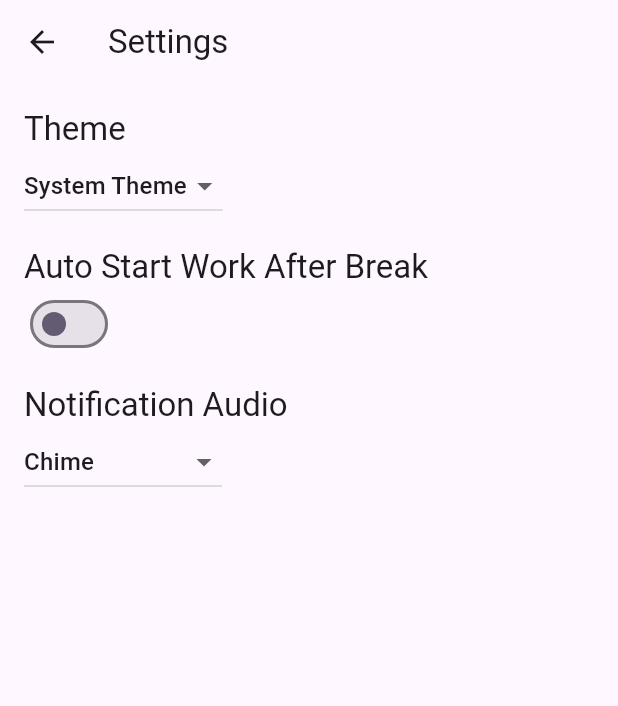
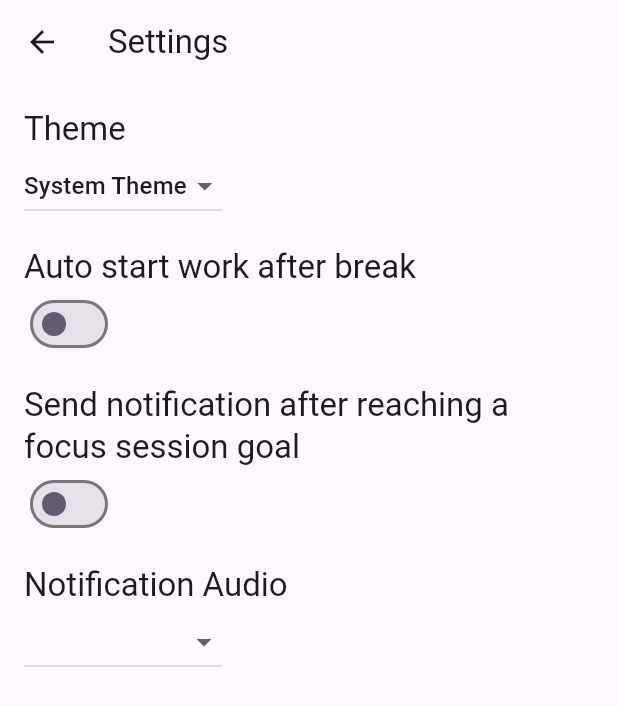
Before and after one commit to malachibazar/Astro-Flow, a Flutter app: the screen it shows after launch, after a tap on the "settings" icon, on a phone screen of 412 x 824 dp. Shown: the top 706 px of the screen. Run offline on Flutter 3.47's test engine with Material 2 defaults, Android fonts, the light colour scheme and no system bars; our stand-ins replace flutter_local_notifications, shared_preferences; generated files the repository leaves out were written again.

Commit message:
Working on notifications for each interval passed

```diff
--- a/lib/controllers/settings_controller.dart
+++ b/lib/controllers/settings_controller.dart
@@ -25,6 +25,10 @@ class SettingsController with ChangeNotifier {
   // also persisting the changes with the SettingsService.
   late String _notificationAudio;
 
+  // Make notificationAfterFocusGoal a private variable so it is not updated directly without
+  // also persisting the changes with the SettingsService.
+  late bool _notificationAfterFocusGoal;
+
   // Allow Widgets to read the user's preferred ThemeMode.
   ThemeMode get themeMode => _themeMode;
 
@@ -34,6 +38,9 @@ class SettingsController with ChangeNotifier {
   // Allow Widgets to read the user's preferred notificationAudio.
   String get notificationAudio => _notificationAudio;
 
+  // Allow Widgets to read the user's preferred notification after focus goal.
+  bool get notificationAfterFocusGoal => _notificationAfterFocusGoal;
+
   /// Load the user's settings from the SettingsService. It may load from a
   /// local database or the internet. The controller only knows it can load the
   /// settings from the service.
@@ -41,6 +48,8 @@ class SettingsController with ChangeNotifier {
     _themeMode = await _settingsService.themeMode();
     _autoStartFocus = await _settingsService.autoStartFocus();
     _notificationAudio = await _settingsService.notificationAudio();
+    _notificationAfterFocusGoal =
+        await _settingsService.notificationAfterFocusGoal();
 
     // Important! Inform listeners a change has occurred.
     notifyListeners();
@@ -99,4 +108,24 @@ class SettingsController with ChangeNotifier {
     // SettingService.
     await _settingsService.updateNotificationAudio(newNotificationAudio);
   }
+
+  /// Update and persist the notificationAfterFocusGoal based on the user's selection.
+  Future<void> updateNotificationAfterFocusGoal(
+      bool? newNotificationAfterFocusGoal) async {
+    if (newNotificationAfterFocusGoal == null) return;
+
+    // Do not perform any work if new and old notificationAfterFocusGoal are identical
+    if (newNotificationAfterFocusGoal == _notificationAfterFocusGoal) return;
+
+    // Otherwise, store the new notificationAfterFocusGoal in memory
+    _notificationAfterFocusGoal = newNotificationAfterFocusGoal;
+
+    // Important! Inform listeners a change has occurred.
+    notifyListeners();
+
+    // Persist the changes to a local database or the internet using the
+    // SettingService.
+    await _settingsService
+        .updateNotificationAfterFocusGoal(newNotificationAfterFocusGoal);
+  }
 }
--- a/lib/models/settings_model.dart
+++ b/lib/models/settings_model.dart
@@ -1,7 +1,7 @@
 // an object to represent the relation between notifcation description and its
 // corresponding audio file
 const Map<String, String> notificationAudioMap = {
-  'Chime': 'chime.wav',
+  // 'Chime': 'chime.wav',
   'Bus Horn': 'bus-horn-409.wav',
   'UwU': 'asmr-giggling-cute-girl-variation.wav',
   'Bingdingling': 'ill-make-it-possible-notification.wav',
--- a/lib/screens/settings_view.dart
+++ b/lib/screens/settings_view.dart
@@ -71,7 +71,7 @@ class _SettingsViewState extends State<SettingsView> {
             ),
             const SizedBox(height: 16.0),
             Text(
-              'Auto Start Work After Break',
+              'Auto start work after break',
               style: Theme.of(context).textTheme.headline6,
             ),
             Switch(
@@ -79,6 +79,18 @@ class _SettingsViewState extends State<SettingsView> {
               value: widget.controller.autoStartFocus,
               // Call the updateAutoStartFocus method any time the user toggles the switch.
               onChanged: widget.controller.updateAutoStartFocus,
+              inactiveThumbColor: Theme.of(context).colorScheme.secondary,
+            ),
+            const SizedBox(height: 16.0),
+            Text(
+              'Send notification after reaching a focus session goal',
+              style: Theme.of(context).textTheme.headline6,
+            ),
+            Switch(
+              // Read the autoStartFocus value from the controller
+              value: widget.controller.notificationAfterFocusGoal,
+              // Call the updateAutoStartFocus method any time the user toggles the switch.
+              onChanged: widget.controller.updateNotificationAfterFocusGoal,
               inactiveThumbColor: Theme.of(context).colorScheme.secondary,
             ),
             const SizedBox(height: 16.0),
--- a/lib/screens/timer_view.dart
+++ b/lib/screens/timer_view.dart
@@ -81,23 +81,31 @@ class _StopwatchControlState extends State<StopwatchControl> {
   late Timer _timer;
 
   // The intervals and their corresponding break durations.
-  final Map<int, Map<String, int?>> _intervals = {
-    1: {
-      'focus': 25 * 60 * 1000, // Focus for 25 minutes
-      'break': 5 * 60 * 1000, // Take a 5 minute break
-    },
-    2: {
-      'focus': 50 * 60 * 1000, // Focus for 50 minutes
-      'break': 8 * 60 * 1000, // Take an 8 minute break
-    },
-    3: {
-      'focus': 90 * 60 * 1000, // Focus for 90 minutes
-      'break': 10 * 60 * 1000, // Take a 10 minute break
-    },
-    4: {
-      'focus': null, // Anything longer than 90 minutes
-      'break': 15 * 60 * 1000, // Take a 15 minute break
-    },
+  final Map<int, IntervalModel> _intervals = {
+    1: IntervalModel(
+      // Focus for 25 minutes
+      focusTime: 25 * 60 * 1000,
+      // Take a 5 minute break
+      breakTime: 5 * 60 * 1000,
+    ),
+    2: IntervalModel(
+      // Focus for 50 minutes
+      focusTime: 50 * 60 * 1000,
+      // Take an 8 minute break
+      breakTime: 8 * 60 * 1000,
+    ),
+    3: IntervalModel(
+      // Focus for 90 minutes
+      focusTime: 90 * 60 * 1000,
+      // Take a 10 minute break
+      breakTime: 10 * 60 * 1000,
+    ),
+    4: IntervalModel(
+      // Anything longer than 90 minutes
+      focusTime: null,
+      // Take a 15 minute break
+      breakTime: 15 * 60 * 1000,
+    ),
   };
 
   @override
@@ -106,16 +114,20 @@ class _StopwatchControlState extends State<StopwatchControl> {
     notificationService.initialize();
     super.initState();
     _stopwatch = Stopwatch();
-    // re-render every 30ms
-    _timer = Timer.periodic(const Duration(milliseconds: 30), (timer) {
+    // re-render every 500ms
+    _timer = Timer.periodic(const Duration(milliseconds: 500), (timer) {
       setState(() {
-        // If the stopwatch is on break, decrease the break time by 30ms.
+        // If the stopwatch is on break, decrease the break time by 500ms.
         // Also, the break time should never be less than 0.
         if (timerModel.onBreak) {
           // If the break time is 0, send a notification.
           if (timerModel.timeRemaining == 0 &&
               !timerModel.breakFinishedNotificationSent) {
             timerModel.breakFinishedNotificationSent = true;
+            // Reset the notification sent flag.
+            for (final interval in _intervals.keys) {
+              _intervals[interval]!.triggeredNotification = false;
+            }
             notificationService.showNotification(
               id: 0,
               title: 'Astro Flow',
@@ -134,9 +146,9 @@ class _StopwatchControlState extends State<StopwatchControl> {
             }
           }
           timerModel.timeRemaining =
-              (timerModel.timeRemaining - 30).clamp(0, timerModel.breakTime);
+              (timerModel.timeRemaining - 500).clamp(0, timerModel.breakTime);
         } else if (!timerModel.onBreak && _stopwatch.isRunning) {
-          // If the stopwatch is not on break, increase the work time by 30ms.
+          // If the stopwatch is not on break, increase the work time
           timerModel.workTime = _stopwatch.elapsedMilliseconds;
           timerModel.breakTime = calculateBreakTime(timerModel.workTime);
         }
@@ -164,14 +176,14 @@ class _StopwatchControlState extends State<StopwatchControl> {
     var minutes = milliseconds ~/ 60000;
 
     // This needs to return milliseconds.
-    if (minutes < _intervals[1]!['focus']! ~/ 60000) {
-      return _intervals[1]!['break']!;
-    } else if (minutes < _intervals[2]!['focus']! ~/ 60000) {
-      return _intervals[2]!['break']!;
-    } else if (minutes < _intervals[3]!['focus']! ~/ 60000) {
-      return _intervals[3]!['break']!;
+    if (minutes < _intervals[1]!.focusTime! ~/ 60000) {
+      return _intervals[1]!.breakTime;
+    } else if (minutes < _intervals[2]!.focusTime! ~/ 60000) {
+      return _intervals[2]!.breakTime;
+    } else if (minutes < _intervals[3]!.focusTime! ~/ 60000) {
+      return _intervals[3]!.breakTime;
     } else {
-      return _intervals[4]!['break']!;
+      return _intervals[4]!.breakTime;
     }
   }
 
@@ -181,11 +193,11 @@ class _StopwatchControlState extends State<StopwatchControl> {
     var minutes = milliseconds ~/ 60000;
 
     // Return the break time for the next interval.
-    if (minutes < _intervals[1]!['focus']! ~/ 60000) {
+    if (minutes < _intervals[1]!.focusTime! ~/ 60000) {
       return 2;
-    } else if (minutes < _intervals[2]!['focus']! ~/ 60000) {
+    } else if (minutes < _intervals[2]!.focusTime! ~/ 60000) {
       return 3;
-    } else if (minutes < _intervals[3]!['focus']! ~/ 60000) {
+    } else if (minutes < _intervals[3]!.focusTime! ~/ 60000) {
       return 4;
     } else {
       // Return 4 since there is no interval 5.
@@ -199,13 +211,46 @@ class _StopwatchControlState extends State<StopwatchControl> {
     var minutes = milliseconds ~/ 60000;
 
     // Return the break time for the next interval.
-    if (minutes < _intervals[1]!['focus']! ~/ 60000) {
+    if (minutes < _intervals[1]!.focusTime! ~/ 60000) {
       return 1;
-    } else if (minutes < _intervals[2]!['focus']! ~/ 60000) {
+    } else if (minutes < _intervals[2]!.focusTime! ~/ 60000) {
+      // Send a notification that rings twice if the user has enabled it and the notification has not been sent.
+      if (widget.controller.notificationAfterFocusGoal &&
+          !_intervals[2]!.triggeredNotification) {
+        _intervals[2]!.triggeredNotification = true;
+        notificationService.showNotification(
+          id: 1,
+          title: 'Astro Flow',
+          body: 'You\'ve finished the first interval!',
+          sound: '2-chimes.wav',
+        );
+      }
       return 2;
-    } else if (minutes < _intervals[3]!['focus']! ~/ 60000) {
+    } else if (minutes < _intervals[3]!.focusTime! ~/ 60000) {
+      // Send a notification that rings 3 times if the user has enabled it and the notification has not been sent.
+      if (widget.controller.notificationAfterFocusGoal &&
+          !_intervals[3]!.triggeredNotification) {
+        _intervals[3]!.triggeredNotification = true;
+        notificationService.showNotification(
+          id: 2,
+          title: 'Astro Flow',
+          body: 'You\'ve finished the second interval!',
+          sound: '3-chimes.wav',
+        );
+      }
       return 3;
     } else {
+      // Send a notification that rings 4 times if the user has enabled it and the notification has not been sent.
+      if (widget.controller.notificationAfterFocusGoal &&
+          !_intervals[4]!.triggeredNotification) {
+        _intervals[4]!.triggeredNotification = true;
+        notificationService.showNotification(
+          id: 3,
+          title: 'Astro Flow',
+          body: 'You\'ve finished the third interval!',
+          sound: '4-chimes.wav',
+        );
+      }
       return 4;
     }
   }
@@ -220,11 +265,11 @@ class _StopwatchControlState extends State<StopwatchControl> {
     // This means that the user has worked for 60% of the current interval.
     var currentInterval = getCurrentInterval(timerModel.workTime);
     // Current focus time.
-    var currentFocusTime = _intervals[currentInterval]!['focus'];
+    var currentFocusTime = _intervals[currentInterval]!.focusTime;
     // Previous focus time.
     // If the current interval is 1, then the previous focus time is 0.
     var previousFocusTime =
-        currentInterval == 1 ? 0 : _intervals[currentInterval - 1]!['focus']!;
+        currentInterval == 1 ? 0 : _intervals[currentInterval - 1]!.focusTime!;
 
     // Calculate the percentage done.
     // If the current focus time is null, then return 1.
@@ -427,15 +472,15 @@ class _StopwatchControlState extends State<StopwatchControl> {
         // Show the amount of time earned if not on break.
         if (!timerModel.onBreak) ...[
           // Description of how long it'll take to get to the next break.
-          if (_intervals[getCurrentInterval(timerModel.workTime)]!['focus'] !=
+          if (_intervals[getCurrentInterval(timerModel.workTime)]!.focusTime !=
               null) ...[
             Text(
-              'Focus for at least ${formatTime(_intervals[getCurrentInterval(timerModel.workTime)]!['focus']!)} and you can space out for ${formatTime(_intervals[getNextInterval(timerModel.workTime)]!['break']!)}',
+              'Focus for at least ${formatTime(_intervals[getCurrentInterval(timerModel.workTime)]!.focusTime!)} and you can space out for ${formatTime(_intervals[getNextInterval(timerModel.workTime)]!.breakTime)}',
               style: const TextStyle(fontSize: 16.0),
             ),
           ] else ...[
             Text(
-              'You can space out for ${formatTime(_intervals[getNextInterval(timerModel.workTime)]!['break']!)}',
+              'You can space out for ${formatTime(_intervals[getNextInterval(timerModel.workTime)]!.breakTime)}',
               style: const TextStyle(fontSize: 16.0),
             ),
           ]
--- a/lib/services/local_notice_service.dart
+++ b/lib/services/local_notice_service.dart
@@ -55,6 +55,7 @@ class LocalNotificationService {
   }
 
   void onSelectNotification(String? payload) {
-    // print(payload);
+    // Focus the app when the user clicks on the notification.
+    // This is not implemented yet.
   }
 }
--- a/lib/services/settings_service.dart
+++ b/lib/services/settings_service.dart
@@ -62,4 +62,25 @@ class SettingsService {
     // Otherwise, return the user's preferred notification audio.
     return notificationAudio;
   }
+
+  Future<void> updateNotificationAfterFocusGoal(
+      bool notificationForEachFocusGoal) async {
+    // Persist the user's preferred notification for each focus goal to local storage
+    final preferences = await SharedPreferences.getInstance();
+    await preferences.setBool(
+        'notificationForEachFocusGoal', notificationForEachFocusGoal);
+  }
+
+  Future<bool> notificationAfterFocusGoal() async {
+    // Load the user's preferred notification for each focus goal from local storage
+    final preferences = await SharedPreferences.getInstance();
+    final notificationForEachFocusGoal =
+        preferences.getBool('notificationForEachFocusGoal');
+
+    // If the user has not set a preferred notification for each focus goal, return the system default.
+    if (notificationForEachFocusGoal == null) return false;
+
+    // Otherwise, return the user's preferred notification for each focus goal.
+    return notificationForEachFocusGoal;
+  }
 }
```
Also changed, not shown: lib/models/timer_model.dart (+12 -0 lines), 3 other files.
